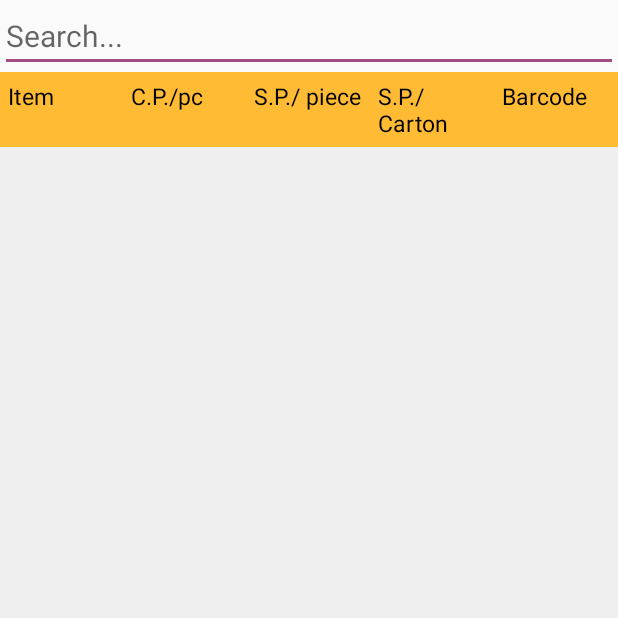
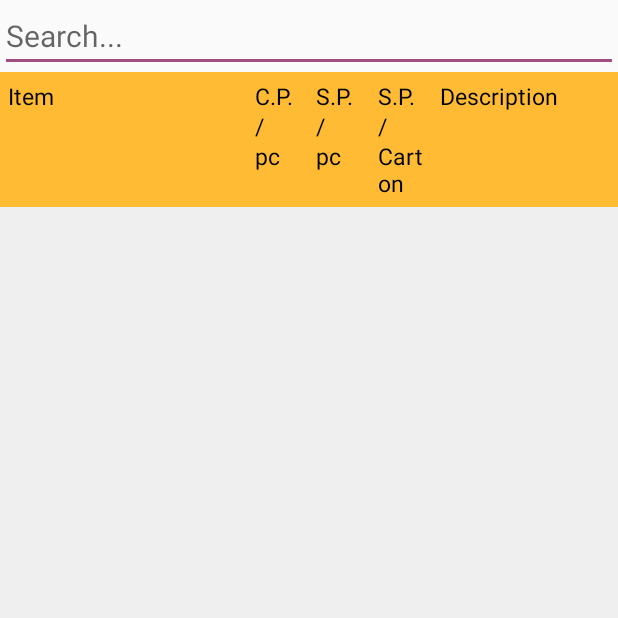
Before and after one commit to raj-oeses/Bale-Project, an Android app: the Search screen opened directly, with no data from a screen before it, on a phone screen of 412 x 824 dp, the top half of it. Run offline under Robolectric (Android 15) with nearby library versions, the phone set to English and light mode, and no system bars; our stand-ins replace Firebase (no records; nobody signed in at launch, a user with empty details on screens opened directly).

Commit message:
Bhawani Traders -Camera Integrated but all the function are not running -offline is made -offline image also ready -search view ko layout ni update garya

```diff
--- a/app/build.gradle
+++ b/app/build.gradle
@@ -39,11 +39,9 @@ dependencies {
     implementation 'com.squareup.picasso:picasso:2.71828'
 
     implementation 'com.google.firebase:firebase-storage:19.1.1'
-    //implementation 'com.google.firebase:firebase-storage:16.0.4'
-    /*implementation 'com.google.firebase:firebase-auth:9.2.1'*/
-    //implementation 'com.google.firebase:firebase-auth:19.3.2'
+    implementation 'com.mikhaellopez:circularimageview:4.2.0'
 
-    /*implementation 'com.google.firebase:firebase-auth:16.0.5'*/
+    implementation 'com.squareup.okhttp3:okhttp:4.8.1'
 
     testImplementation 'junit:junit:4.12'
     androidTestImplementation 'androidx.test.ext:junit:1.1.1'
--- a/app/src/main/java/com/bhawani/bhawanitraders/AdapterSearch.java
+++ b/app/src/main/java/com/bhawani/bhawanitraders/AdapterSearch.java
@@ -23,7 +23,7 @@ public class AdapterSearch extends FirebaseRecyclerAdapter<SearchModel, AdapterS
         holder.cpperpiece.setText(model.getCPPerPiece());
         holder.spperpiece.setText(model.getSPPerPiece());
         holder.sppercarton.setText(model.getSPPerCarton());
-        holder.barcode.setText(model.getBarCode());
+        holder.description.setText(model.getDescription());
 
     }
 
@@ -37,7 +37,7 @@ public class AdapterSearch extends FirebaseRecyclerAdapter<SearchModel, AdapterS
 
     class RecycleViewHolder extends RecyclerView.ViewHolder{
 
-        TextView item,cpperpiece,spperpiece,sppercarton,barcode;
+        TextView item,cpperpiece,spperpiece,sppercarton,description;
 
         public RecycleViewHolder(@NonNull View itemView) {
             super(itemView);
@@ -45,7 +45,7 @@ public class AdapterSearch extends FirebaseRecyclerAdapter<SearchModel, AdapterS
             cpperpiece=itemView.findViewById(R.id.cpperpiece);
             spperpiece=itemView.findViewById(R.id.spperpiece);
             sppercarton=itemView.findViewById(R.id.sppercarton);
-            barcode=itemView.findViewById(R.id.barcode);
+            description=itemView.findViewById(R.id.description);
         }
     }
 
--- a/app/src/main/res/layout/activity_delete.xml
+++ b/app/src/main/res/layout/activity_delete.xml
@@ -5,7 +5,7 @@
     android:layout_width="match_parent"
     android:layout_height="match_parent"
     android:orientation="vertical"
-    android:background="#efefef"
+    android:background="@drawable/back2"
     tools:context=".Delete">
     <EditText
         android:id="@+id/deletemasearch"
--- a/app/src/main/res/layout/activity_edit.xml
+++ b/app/src/main/res/layout/activity_edit.xml
@@ -5,6 +5,7 @@
     android:layout_width="match_parent"
     android:layout_height="match_parent"
     android:orientation="vertical"
+    android:background="@drawable/back2"
     tools:context=".Edit">
     <EditText
         android:id="@+id/editmasearch"
--- a/app/src/main/res/layout/recycleview_for_search.xml
+++ b/app/src/main/res/layout/recycleview_for_search.xml
@@ -30,36 +30,36 @@
                 style="@style/table_list"
                 android:layout_width="0dp"
                 android:layout_height="wrap_content"
-                android:layout_weight="2"
+                android:layout_weight="4"
                 android:text="Item" />
 
             <TextView
                 style="@style/table_list"
                 android:layout_width="0dp"
                 android:layout_height="wrap_content"
-                android:layout_weight="2"
-                android:text="C.P./pc" />
+                android:layout_weight="1"
+                android:text="C.P./\npc" />
 
             <TextView
                 style="@style/table_list"
                 android:layout_width="0dp"
                 android:layout_height="wrap_content"
-                android:layout_weight="2"
-                android:text="S.P./ piece" />
+                android:layout_weight="1"
+                android:text="S.P./\npc" />
 
             <TextView
                 style="@style/table_list"
                 android:layout_width="0dp"
                 android:layout_height="wrap_content"
-                android:layout_weight="2"
-                android:text="S.P./Carton" />
+                android:layout_weight="1"
+                android:text="S.P./\nCarton" />
 
             <TextView
                 style="@style/table_list"
                 android:layout_width="0dp"
                 android:layout_height="match_parent"
-                android:layout_weight="2"
-                android:text="Barcode" />
+                android:layout_weight="3"
+                android:text="Description" />
         </TableRow>
 
     </TableLayout>
```
Also changed, not shown: app/src/main/AndroidManifest.xml (+6 -2 lines), app/src/main/java/com/bhawani/bhawanitraders/Add.java (+32 -5 lines), app/src/main/res/layout/recycle_list_view.xml (+8 -8 lines).
